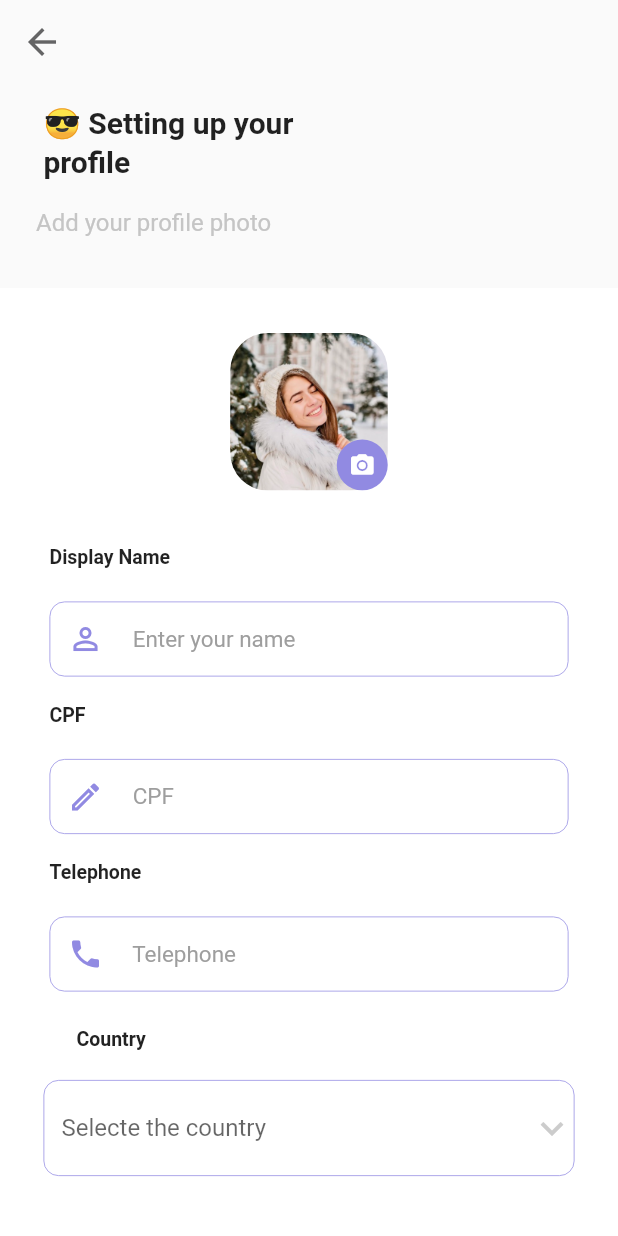
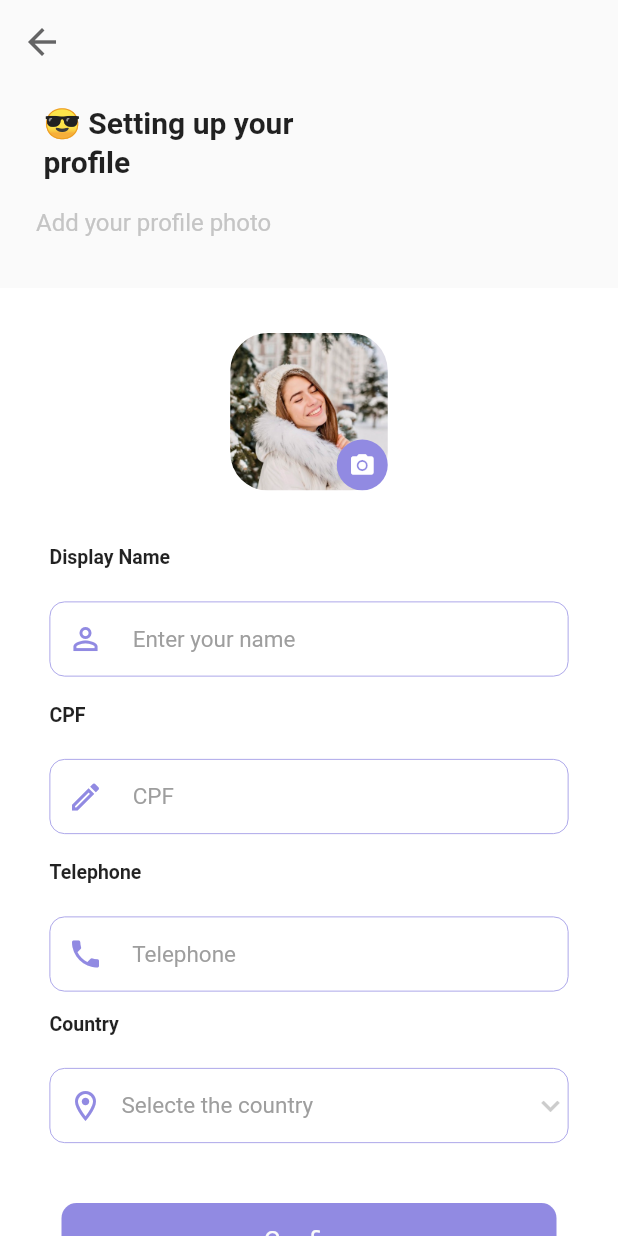
Before and after one commit to rayaniselim/fteam_monorepo_validation_app, a Flutter app: the ProfileSettingsScreen screen opened by its route, on a phone screen of 412 x 824 dp. Run offline on Flutter 3.47's test engine with Material 2 defaults, Android fonts, the phone set to English and light mode, and no system bars; our stand-ins replace get, image_picker.

Commit message:
dropDown finish

```diff
--- a/fteam_login_app/lib/screens/profile_settings_screen/components/countries_dropdown_component.dart
+++ b/fteam_login_app/lib/screens/profile_settings_screen/components/countries_dropdown_component.dart
@@ -6,16 +6,32 @@ class CountriesDropdownComponent extends StatelessWidget {
   const CountriesDropdownComponent({super.key});
   @override
   Widget build(BuildContext context) {
-    return DropdownButtonFormField(
+    return Column(
+      crossAxisAlignment: CrossAxisAlignment.start,
+      children: <Widget>[
+        Padding(
+          padding: const EdgeInsets.fromLTRB(0, 0, 0, 22),
+          child: Text(
+            'Country',
+            style: AppFontSize.appFontSizeTextLabel.copyWith(
+              fontWeight: FontWeight.w600,
+            ),
+          ),
+        ),
+        DropdownButtonFormField(
           isExpanded: true,
           dropdownColor: AppColors.colorsBackgroundWhite,
           borderRadius: BorderRadius.circular(10),
           menuMaxHeight: 300,
-      hint: const Text('Selecte the country'),
+          hint: Text(
+            'Selecte the country',
+            style: AppFontSize.appFontSizeTextHint.copyWith(
+              color: AppColors.colorsHintText,
+            ),
+          ),
           icon: const Icon(
-        // Icons.edit_location_outlined,
             Icons.keyboard_arrow_down_outlined,
-        size: 30,
+            size: 24,
             color: AppColors.colorsIconGrey,
           ),
           onChanged: (countrySelected) => {},
@@ -23,15 +39,26 @@ class CountriesDropdownComponent extends StatelessWidget {
             return DropdownMenuItem(
               value: country,
               child: Text(
-            '   ${country.flag}     ${country.name}',
-            style: const TextStyle(
-              fontSize: 17,
+                '${country.flag} ${country.name}',
+                style: AppFontSize.appFontSizeTextHint.copyWith(
+                  fontWeight: FontWeight.normal,
                   color: AppColors.colorsHintText,
                 ),
               ),
             );
           }).toList(),
           decoration: const InputDecoration(
+            prefixIcon: Icon(
+              Icons.location_on_outlined,
+              color: AppColors.primaryColor,
+              size: 24,
+            ),
+            contentPadding: EdgeInsets.only(
+              right: 0,
+              top: 13,
+              left: 12,
+              bottom: 13,
+            ),
             enabledBorder: OutlineInputBorder(
               borderRadius: BorderRadius.all(Radius.circular(10.0)),
               borderSide: BorderSide(
@@ -64,6 +91,8 @@ class CountriesDropdownComponent extends StatelessWidget {
             }
             return null;
           },
+        ),
+      ],
     );
   }
 }
--- a/fteam_login_app/lib/screens/profile_settings_screen/components/country_list_component.dart
+++ b/fteam_login_app/lib/screens/profile_settings_screen/components/country_list_component.dart
@@ -1,8 +1,3 @@
-// see: https://en.wikipedia.org/wiki/List_of_country_calling_codes
-// for list of country/calling codes
-
-import 'package:flutter/material.dart';
-
 class Country {
   final String name;
   final String flag;
--- a/fteam_login_app/lib/screens/profile_settings_screen/profile_settings_screen.dart
+++ b/fteam_login_app/lib/screens/profile_settings_screen/profile_settings_screen.dart
@@ -127,33 +127,20 @@ class _ProfileSettingsScreenState extends State<ProfileSettingsScreen> {
                             },
                           ),
                           const Padding(
-                            padding: EdgeInsets.all(10),
-                          ),
-
-                          /// TODO: dropdown country
-
-                          Container(
-                            // height: 30,
-                            width: 310,
-                            child: Text(
-                              'Country',
-                              textAlign: TextAlign.start,
-                              style: AppFontSize.appFontSizeTextLabel.copyWith(
-                                fontWeight: FontWeight.w600,
-                                color: AppColors.colorsTextLabel,
-                              ),
-                            ),
+                            padding: EdgeInsets.all(5),
                           ),
                           const Padding(
-                            padding: EdgeInsets.all(10),
+                            padding: EdgeInsets.only(
+                              left: 4,
+                              right: 4,
+                              top: 0,
+                              bottom: 0,
+                            ),
+                            child: CountriesDropdownComponent(),
                           ),
-
-                          const CountriesDropdownComponent(),
-
                           const SizedBox(
                             height: 40,
                           ),
-
                           InkWell(
                             onTap: () {
                               _trySubmitForm();
@@ -162,7 +149,6 @@ class _ProfileSettingsScreenState extends State<ProfileSettingsScreen> {
                               textTitle: 'Confirm',
                             ),
                           ),
-
                           const SizedBox(
                             height: 30,
                           ),
```
Also changed, not shown: 1 other file. Lines whose indentation alone changed are shown as unchanged.
